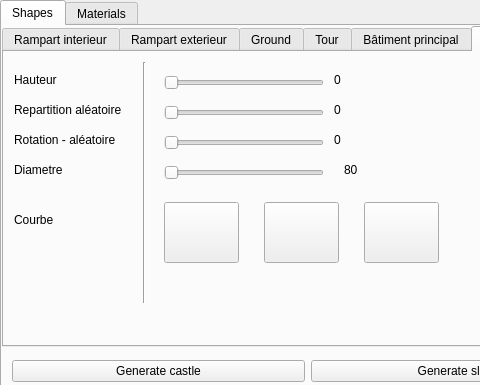
Ghostmoonk/maya-python-castle, file Castle.ui: the form before one commit; both pictures show x 0 to 480 and y 0 to 385 of the 618 by 489 pixel window.
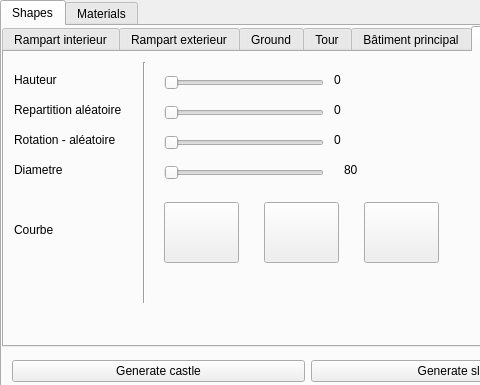
The form after the commit. The open tabs and pages were chosen to show the change.

Patch:
```diff
--- a/Castle.ui
+++ b/Castle.ui
@@ -1562,7 +1562,7 @@
         <property name="geometry">
          <rect>
           <x>10</x>
-          <y>160</y>
+          <y>170</y>
           <width>131</width>
           <height>16</height>
          </rect>
```
Left out of the diff: 2 changed lines with no effect on the pictures.
